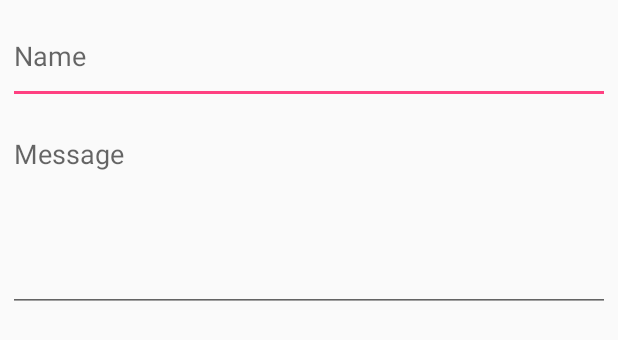
After one commit to andrew1421lee/Fragments, an Android app: the layout dialog_create.xml on its own in the app's theme, with its tools: preview values and no code run, on a phone screen of 412 x 824 dp. The commit adds this screen. Shown: the top 340 px of the screen. Run offline under Robolectric (Android 15) with nearby library versions, the phone set to English and light mode, and no system bars.

Commit message:
post dialog added

```diff
--- /dev/null
+++ b/app/src/main/res/layout/dialog_create.xml
@@ -0,0 +1,23 @@
+<?xml version="1.0" encoding="utf-8"?>
+<LinearLayout xmlns:android="http://schemas.android.com/apk/res/android"
+    android:orientation="vertical"
+    android:layout_width="match_parent"
+    android:layout_height="match_parent"
+    >
+    <EditText
+        android:id="@+id/name"
+        android:layout_width="match_parent"
+        android:layout_height="64dp"
+        android:layout_margin="5dp"
+        android:hint="Name"
+        />
+    <EditText
+        android:id="@+id/message"
+        android:layout_width="match_parent"
+        android:layout_height="128dp"
+        android:layout_margin="5dp"
+        android:hint="Message"
+        android:gravity="top"
+        />
+
+</LinearLayout>
```
Also changed, not shown: app/src/main/java/com/lee/etirps/fragments/MapsActivity.java (+38 -6 lines), app/src/main/java/com/lee/etirps/fragments/getData.java (added, +76 -0 lines).
